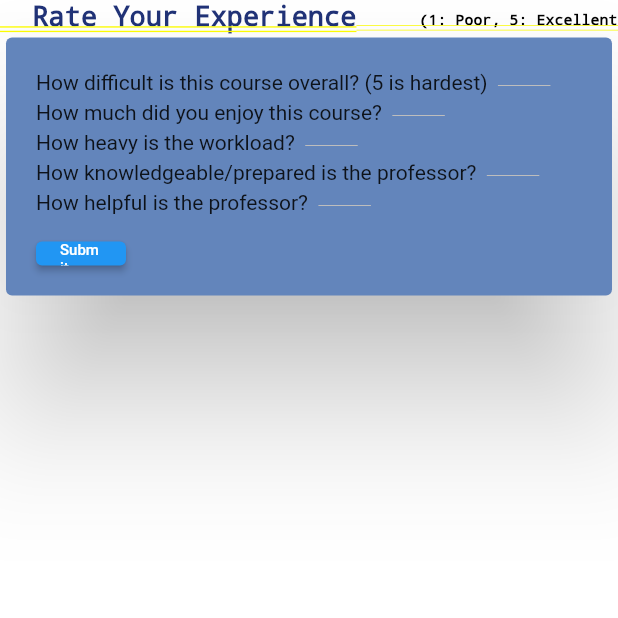
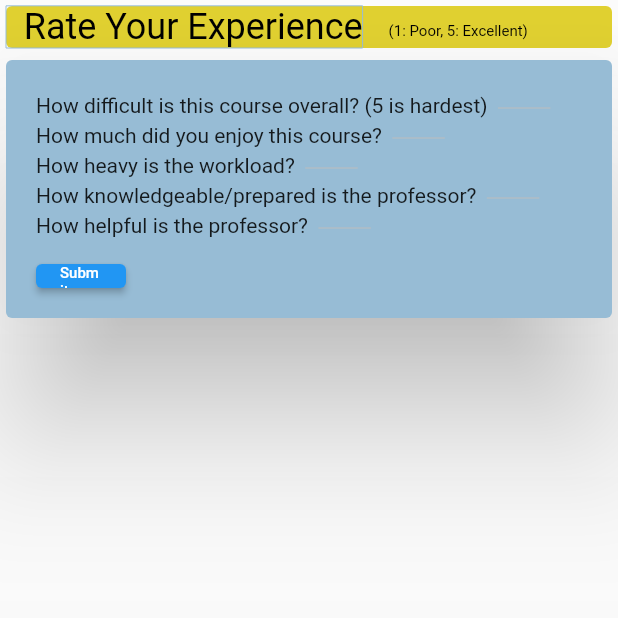
Before and after one commit to ojalmaps/slug-school, a Flutter app: the screen it shows after launch, after a tap on "Test HTML Form Page", on a phone screen of 412 x 824 dp, the top half of it. Run offline on Flutter 3.47's test engine with Material 2 defaults, Android fonts, the phone set to English and light mode, and no system bars; our stand-ins replace charts_flutter, cloud_firestore, firebase_auth, firebase_core, flutter_html, google_sign_in and 1 more; missing offline and left inert: dart:html, dart:js; accounts and stored records are empty.

Commit message:
moved form out of CreateCourseWidget and made it look nicer

```diff
--- a/Flutter/slug_app/lib/components/form.dart
+++ b/Flutter/slug_app/lib/components/form.dart
@@ -47,15 +47,17 @@ class FormState extends State<AnonForm> {
         crossAxisAlignment: CrossAxisAlignment.start,
         mainAxisSize: MainAxisSize.min,
         children: <Widget>[
-          Row(
+          Card(
+            borderOnForeground: true,
+            color: stheme.secondary,
+            elevation: 600,
+            shadowColor: Colors.black,
+            child: Row(
               children: [
                 Text(
                   "  Rate Your Experience",
                   textAlign: TextAlign.left,
-                style: TextStyle(
-                    fontSize: 18,
-                    color: stheme.primary,
-                    fontWeight: FontWeight.bold),
+                  style: stheme.medText(),
                 ),
                 Text(
                   "       (1: Poor, 5: Excellent)",
@@ -64,9 +66,13 @@ class FormState extends State<AnonForm> {
                 ),
               ],
             ),
+          ),
+
+
+
           Card(
             elevation: 40,
-            color: stheme.accentOne,
+            color: stheme.accentTwo,
             child: Padding(
                 padding: EdgeInsets.all(20),
                 child: Column(
```
Also changed, not shown: Flutter/slug_app/lib/screens/profpages.dart (+10 -10 lines). Lines whose indentation alone changed are shown as unchanged.
